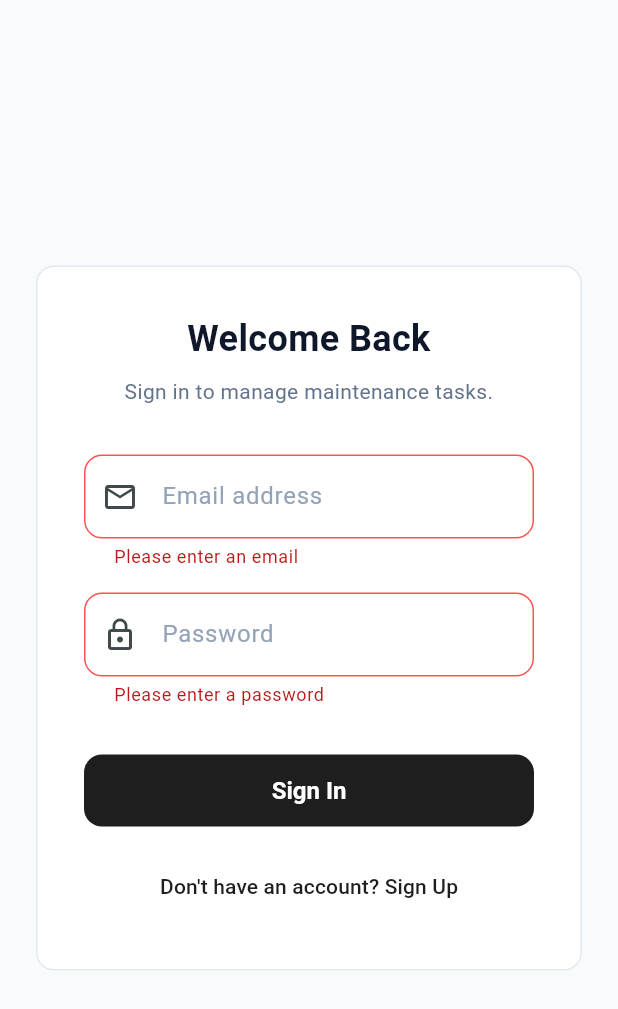
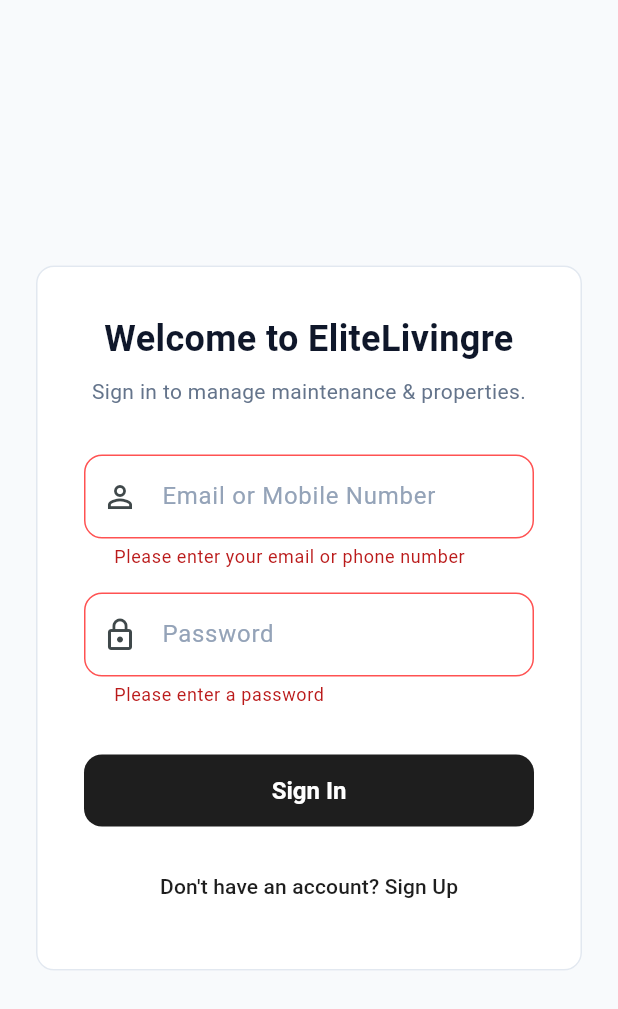
Before and after one commit to AbdullahFarraj/Buildings-App, a Flutter app: the screen it shows after launch, after a tap on "Sign In", on a phone screen of 412 x 824 dp. Shown: the top 1009 px of the screen. Run offline on Flutter 3.47's test engine with Material 3 defaults, Android fonts, the phone set to English and light mode, and no system bars; our stand-ins replace cloud_firestore, cloud_functions, file_picker, firebase_auth, firebase_core, firebase_messaging and 3 more; accounts and stored records are empty.

Commit message:
Update app brand to EliteLivingre, sync real customer emails from Customer table, set tenant passwords to phone number, and allow email/phone login

```diff
--- a/lib/main.dart
+++ b/lib/main.dart
@@ -27,7 +27,7 @@ class BuildingApp extends StatelessWidget {
   @override
   Widget build(BuildContext context) {
     return MaterialApp(
-      title: 'Building Maintenance',
+      title: 'EliteLivingre',
       debugShowCheckedModeBanner: false,
       theme: AppTheme.lightTheme,
       home: const SplashView(),
--- a/lib/models/contract_model.dart
+++ b/lib/models/contract_model.dart
@@ -9,6 +9,7 @@ class ContractModel {
   final String unitType;
   final String tenantName;
   final String mobileNumber;
+  final String? customerEmail;
   final DateTime? startDate;
   final DateTime? endDate;
   final double rentAmount;
@@ -25,6 +26,7 @@ class ContractModel {
     required this.unitType,
     required this.tenantName,
     required this.mobileNumber,
+    this.customerEmail,
     this.startDate,
     this.endDate,
     required this.rentAmount,
@@ -54,6 +56,7 @@ class ContractModel {
       unitType: map['unitType'] ?? '',
       tenantName: map['tenantName'] ?? '',
       mobileNumber: map['mobileNumber'] ?? '',
+      customerEmail: map['customerEmail'] ?? map['email'],
       startDate: parseDate(map['startDate']),
       endDate: parseDate(map['endDate']),
       rentAmount: (map['rentAmount'] as num?)?.toDouble() ?? 0.0,
--- a/lib/views/auth/login_view.dart
+++ b/lib/views/auth/login_view.dart
@@ -1,5 +1,6 @@
 import 'package:flutter/material.dart';
 import 'package:firebase_auth/firebase_auth.dart';
+import 'package:cloud_firestore/cloud_firestore.dart';
 import '../../core/theme/app_colors.dart';
 import 'signup_view.dart';
 
@@ -16,29 +17,76 @@ class _LoginViewState extends State<LoginView> {
   final _passwordController = TextEditingController();
   bool _isLoading = false;
 
-  final RegExp _emailRegex = RegExp(r'^[\w-\.]+@([\w-]+\.)+[\w-]{2,4}$');
-
   Future<void> _login() async {
     if (_formKey.currentState!.validate()) {
       setState(() => _isLoading = true);
 
+      String emailInput = _emailController.text.trim();
+      final passwordInput = _passwordController.text.trim();
+
+      // If user typed a phone number instead of an email, look up their email
+      if (!emailInput.contains('@')) {
+        String cleanPhone = emailInput.replaceAll(RegExp(r'\D'), '');
+        if (cleanPhone.startsWith('05') && cleanPhone.length == 10) {
+          cleanPhone = '971${cleanPhone.substring(1)}';
+        } else if (cleanPhone.startsWith('5') && cleanPhone.length == 9) {
+          cleanPhone = '971$cleanPhone';
+        }
+
+        try {
+          final query = await FirebaseFirestore.instance
+              .collection('users')
+              .where('phone', '==', cleanPhone)
+              .limit(1)
+              .get();
+          if (query.docs.isNotEmpty) {
+            final docEmail = query.docs.first.data()['email'];
+            if (docEmail != null && docEmail.toString().isNotEmpty) {
+              emailInput = docEmail.toString().trim();
+            }
+          }
+        } catch (_) {}
+      }
+
       try {
         await FirebaseAuth.instance.signInWithEmailAndPassword(
-          email: _emailController.text.trim(),
-          password: _passwordController.text.trim(),
+          email: emailInput,
+          password: passwordInput,
         );
-        // We do NOT navigate here! AuthWrapper will detect the change and route the user automatically.
+        // AuthWrapper will detect the change and route the user automatically.
       } on FirebaseAuthException catch (e) {
+        // If password failed and looks like a phone number, try alternative phone prefix
+        bool retrySuccess = false;
+        if (e.code == 'wrong-password' || e.code == 'invalid-credential') {
+          final cleanDigits = passwordInput.replaceAll(RegExp(r'\D'), '');
+          if (cleanDigits.startsWith('05') && cleanDigits.length == 10) {
+            try {
+              await FirebaseAuth.instance.signInWithEmailAndPassword(
+                email: emailInput,
+                password: '971${cleanDigits.substring(1)}',
+              );
+              retrySuccess = true;
+            } catch (_) {}
+          } else if (cleanDigits.startsWith('9715') && cleanDigits.length == 12) {
+            try {
+              await FirebaseAuth.instance.signInWithEmailAndPassword(
+                email: emailInput,
+                password: '0${cleanDigits.substring(3)}',
+              );
+              retrySuccess = true;
+            } catch (_) {}
+          }
+        }
+
+        if (!retrySuccess) {
           if (!mounted) return;
           String errorMessage = 'An error occurred while logging in.';
           if (e.code == 'user-not-found') {
-          errorMessage = 'No user found for that email.';
-        } else if (e.code == 'wrong-password') {
-          errorMessage = 'Wrong password provided.';
-        } else if (e.code == 'invalid-credential') {
-          errorMessage = 'Invalid credentials. Please check your email and password.';
+            errorMessage = 'No account found with this email or phone.';
+          } else if (e.code == 'wrong-password' || e.code == 'invalid-credential') {
+            errorMessage = 'Incorrect credentials. Please check your email/phone and password.';
           } else if (e.code == 'invalid-email') {
-          errorMessage = 'The email address is badly formatted.';
+            errorMessage = 'The email address format is invalid.';
           } else {
             errorMessage = e.message ?? errorMessage;
           }
@@ -46,6 +94,7 @@ class _LoginViewState extends State<LoginView> {
           ScaffoldMessenger.of(context).showSnackBar(
             SnackBar(content: Text(errorMessage)),
           );
+        }
       } catch (e) {
         if (!mounted) return;
         ScaffoldMessenger.of(context).showSnackBar(
@@ -82,7 +131,7 @@ class _LoginViewState extends State<LoginView> {
                     crossAxisAlignment: CrossAxisAlignment.stretch,
                     children: [
                       const Text(
-                        'Welcome Back',
+                        'Welcome to EliteLivingre',
                         style: TextStyle(
                           fontSize: 24,
                           fontWeight: FontWeight.bold,
@@ -92,7 +141,7 @@ class _LoginViewState extends State<LoginView> {
                       ),
                       const SizedBox(height: 8),
                       const Text(
-                        'Sign in to manage maintenance tasks.',
+                        'Sign in to manage maintenance & properties.',
                         style: TextStyle(color: AppColors.textSecondary),
                         textAlign: TextAlign.center,
                       ),
@@ -100,16 +149,13 @@ class _LoginViewState extends State<LoginView> {
                       TextFormField(
                         controller: _emailController,
                         decoration: const InputDecoration(
-                          hintText: 'Email address',
-                          prefixIcon: Icon(Icons.email_outlined),
+                          hintText: 'Email or Mobile Number',
+                          prefixIcon: Icon(Icons.person_outline),
                         ),
                         keyboardType: TextInputType.emailAddress,
                         validator: (value) {
                           if (value == null || value.trim().isEmpty) {
-                            return 'Please enter an email';
-                          }
-                          if (!_emailRegex.hasMatch(value.trim())) {
-                            return 'Please enter a valid email';
+                            return 'Please enter your email or phone number';
                           }
                           return null;
                         },
```
Also changed, not shown: lib/views/admin/admin_contracts_view.dart (+19 -0 lines), 5 other files. Lines whose indentation alone changed are shown as unchanged.
